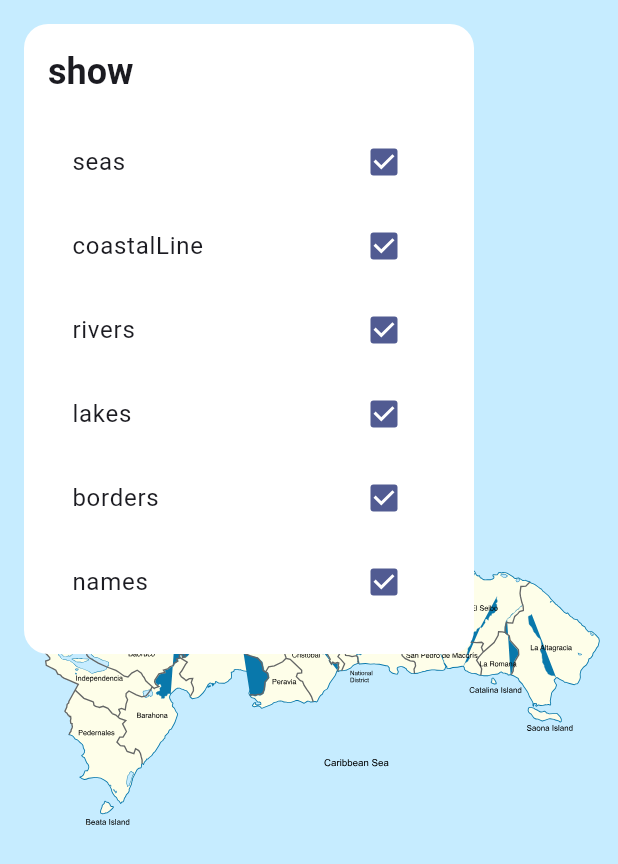
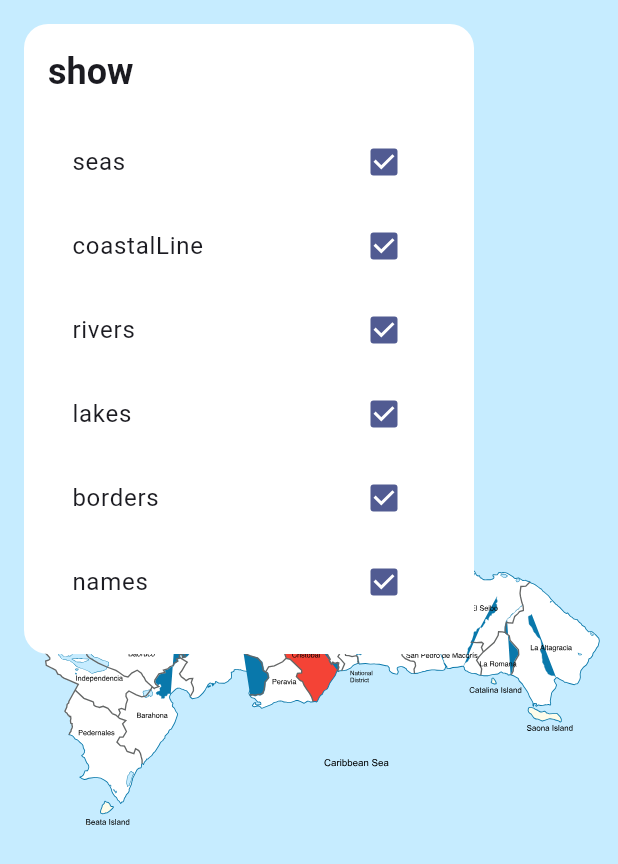
Before and after one commit to ignis-victorious/riverpod_drmap, a Flutter app: the screen it shows after launch, on a phone screen of 412 x 824 dp. Shown: the top 864 px of the screen. Run offline on Flutter 3.47's test engine with Material 3 defaults, Android fonts, the phone set to English and light mode, and no system bars; our stand-ins replace flutter_riverpod, flutter_svg, freezed_annotation, riverpod_annotation; generated files the repository leaves out were written again.

Commit message:
Initial code

```diff
--- a/lib/pages/dr_map.dart
+++ b/lib/pages/dr_map.dart
@@ -25,7 +25,8 @@ class DRMapApp extends StatelessWidget {
       backgroundColor: Color(0xFFC6ECFF),
       // backgroundColor: colorScheme.surfaceContainer,
       body: Stack(children: <Widget>[
-        InteractiveViewer(clipBehavior: Clip.none, child: DRMap()),
+        Center(
+            child: InteractiveViewer(clipBehavior: Clip.none, child: DRMap())),
         Align(
           alignment: Alignment.topLeft,
           child: MapAssetsList(),
--- a/lib/providers/map_providers.dart
+++ b/lib/providers/map_providers.dart
@@ -292,7 +292,8 @@ List<Province> mockedProvinces(Ref ref) {
 class ProvincesList extends _$ProvincesList {
   @override
   List<Province> build() {
-    return [];
+    return ref.read(mockedProvincesProvider);
+    // return [];
   }
 
   void updateProvinces(List<Province> provinces) {
--- a/lib/widgets/drmap.dart
+++ b/lib/widgets/drmap.dart
@@ -25,6 +25,7 @@ class DRMap extends ConsumerWidget {
 
     return Stack(
       children: [
+        // --- generate the islands
         SvgPicture.asset('./assets/svgs/map_assets/baserd.svg'),
         SvgPicture.asset(
           './assets/svgs/provinces/islabeata.svg',
@@ -39,7 +40,7 @@ class DRMap extends ConsumerWidget {
           // colorFilter: ColorFilter.mode(colorScheme.onSurface, BlendMode.srcIn),
         ),
 
-        // generate the list of provinces
+        // --- generate the list of provinces
         ...List.generate(allProvinces.length, (index) {
           final province = allProvinces[index];
           // var provinceColor = colorScheme.onSurface;
@@ -49,7 +50,7 @@ class DRMap extends ConsumerWidget {
           return SvgPicture.asset(
             './assets/svgs/provinces/${province.code}.svg',
             colorFilter: ColorFilter.mode(
-                index == 0 ? Colors.red : Colors.white, BlendMode.srcIn),
+                index == 20 ? Colors.red : Colors.white, BlendMode.srcIn),
             // provinceColor, BlendMode.srcIn),
           );
         }),
@@ -63,6 +64,7 @@ class DRMap extends ConsumerWidget {
           // final assetName = seaOrNames ? '${asset.name}_${locale.languageCode}' : asset.name;
           // final assetColor = seaOrNames ? ColorFilter.mode(colorScheme.surfaceTint, BlendMode.srcIn) : null;
 
+          // --- generate all assets: rivers, names, lakes, etc.
           return SvgPicture.asset(
             './assets/svgs/map_assets/${assetName}.svg',
             // colorFilter: assetColor,
```
Also changed, not shown: lib/main.dart (+5 -3 lines).
